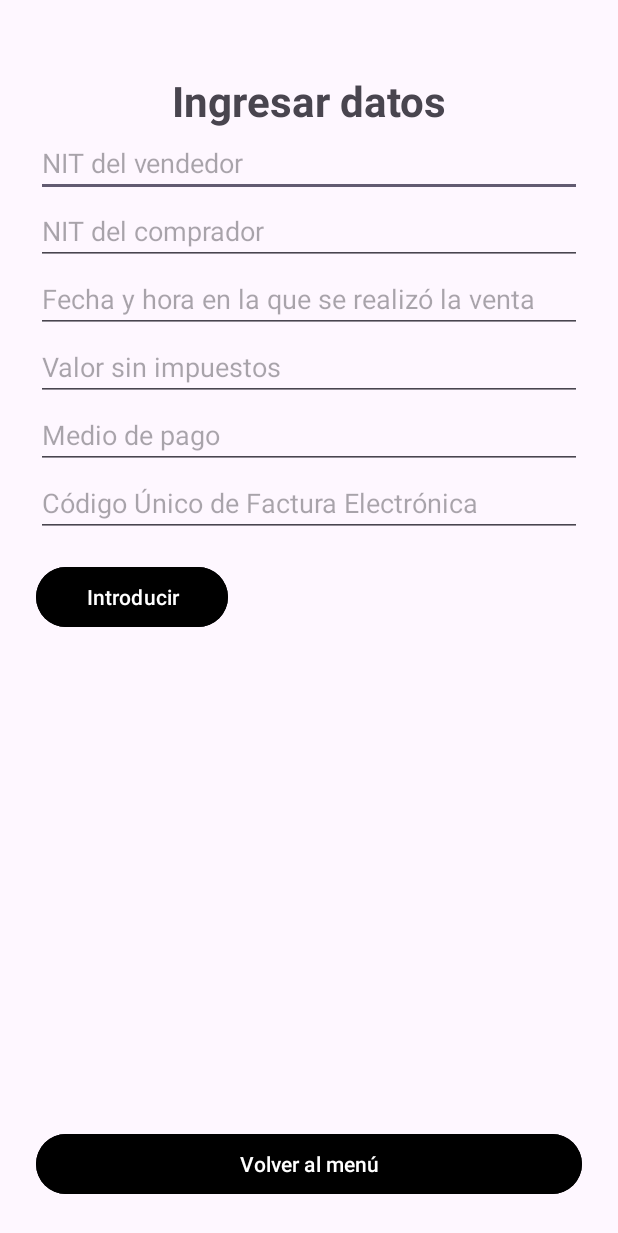
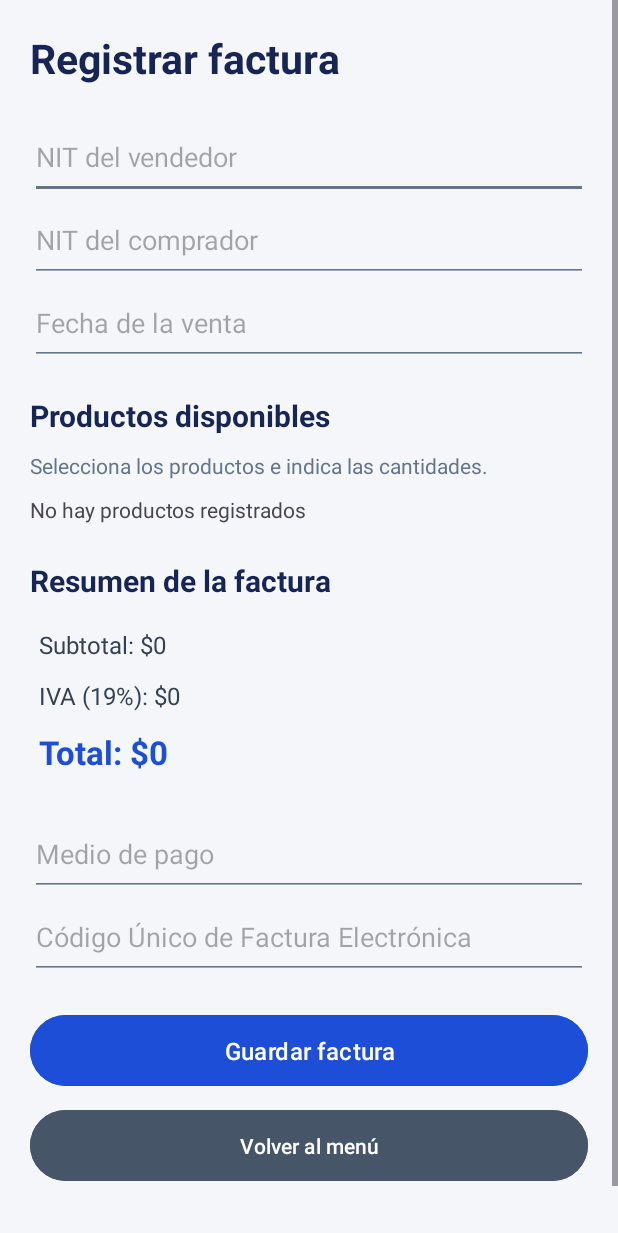
Before and after one commit to UPBMadrid/Arvex, an Android app: the Facturas_firebase screen opened directly, with no data from a screen before it, on a phone screen of 412 x 824 dp. Shown: the top 1233 px of the screen. Run offline under Robolectric (Android 15) with nearby library versions, the phone set to English and light mode, and no system bars; our stand-ins replace Firebase (no records; nobody signed in at launch, a user with empty details on screens opened directly).

Commit message:
improved productos

```diff
--- a/app/src/main/res/layout/facturas_ingreso_layout.xml
+++ b/app/src/main/res/layout/facturas_ingreso_layout.xml
@@ -1,94 +1,156 @@
 <?xml version="1.0" encoding="utf-8"?>
-<androidx.constraintlayout.widget.ConstraintLayout xmlns:android="http://schemas.android.com/apk/res/android"
-    xmlns:app="http://schemas.android.com/apk/res-auto"
-    xmlns:tools="http://schemas.android.com/tools"
+<ScrollView xmlns:android="http://schemas.android.com/apk/res/android"
     android:layout_width="match_parent"
     android:layout_height="match_parent"
+    android:background="#F4F6FA"
+    android:fillViewport="true">
+
+    <LinearLayout
+        android:layout_width="match_parent"
+        android:layout_height="wrap_content"
         android:orientation="vertical"
-    android:padding="24dp"
-    android:gravity="center">
+        android:padding="20dp">
 
         <TextView
-        android:id="@+id/textView"
-        android:layout_width="wrap_content"
+            android:layout_width="match_parent"
             android:layout_height="wrap_content"
-        android:layout_marginTop="24dp"
-        android:text="Ingresar datos"
-        android:textSize="28sp"
+            android:text="Registrar factura"
+            android:textColor="#172554"
+            android:textSize="27sp"
             android:textStyle="bold"
-        app:layout_constraintEnd_toEndOf="parent"
-        app:layout_constraintStart_toStartOf="parent"
-        app:layout_constraintTop_toTopOf="parent" />
+            android:layout_marginBottom="20dp"/>
 
         <EditText
             android:id="@+id/etNITV"
             android:layout_width="match_parent"
-        android:layout_height="wrap_content"
+            android:layout_height="55dp"
             android:hint="NIT del vendedor"
-        android:inputType="textPersonName"
-        app:layout_constraintTop_toBottomOf="@+id/textView" />
+            android:inputType="text"
+            android:backgroundTint="#64748B"/>
 
         <EditText
             android:id="@+id/etNITC"
             android:layout_width="match_parent"
-        android:layout_height="wrap_content"
+            android:layout_height="55dp"
             android:hint="NIT del comprador"
-        android:inputType="textPersonName"
-        app:layout_constraintTop_toBottomOf="@+id/etNITV"/>
+            android:inputType="text"
+            android:backgroundTint="#64748B"/>
+
         <EditText
             android:id="@+id/etFecha"
             android:layout_width="match_parent"
-        android:layout_height="wrap_content"
-        android:hint="Fecha y hora en la que se realizó la venta"
-        android:inputType="textPersonName"
-        app:layout_constraintTop_toBottomOf="@+id/etNITC"/>
-    <EditText
-        android:id="@+id/etvalorSI"
+            android:layout_height="55dp"
+            android:hint="Fecha de la venta"
+            android:inputType="datetime"
+            android:backgroundTint="#64748B"/>
+
+        <TextView
             android:layout_width="match_parent"
             android:layout_height="wrap_content"
-        android:hint="Valor sin impuestos"
-        android:inputType="textPersonName"
-        app:layout_constraintTop_toBottomOf="@+id/etFecha"/>
+            android:text="Productos disponibles"
+            android:textSize="20sp"
+            android:textStyle="bold"
+            android:textColor="#172554"
+            android:layout_marginTop="20dp"
+            android:layout_marginBottom="10dp"/>
+
+        <TextView
+            android:layout_width="match_parent"
+            android:layout_height="wrap_content"
+            android:text="Selecciona los productos e indica las cantidades."
+            android:textColor="#64748B"
+            android:textSize="14sp"
+            android:layout_marginBottom="10dp"/>
+
+        <!-- Aquí aparecerán los productos de Firebase -->
+        <LinearLayout
+            android:id="@+id/llProductos"
+            android:layout_width="match_parent"
+            android:layout_height="wrap_content"
+            android:orientation="vertical"/>
+
+        <TextView
+            android:layout_width="match_parent"
+            android:layout_height="wrap_content"
+            android:text="Resumen de la factura"
+            android:textColor="#172554"
+            android:textSize="20sp"
+            android:textStyle="bold"
+            android:layout_marginTop="24dp"
+            android:layout_marginBottom="12dp"/>
+
+        <TextView
+            android:id="@+id/tvSubtotal"
+            android:layout_width="match_parent"
+            android:layout_height="wrap_content"
+            android:text="Subtotal: $0"
+            android:textSize="16sp"
+            android:textColor="#334155"
+            android:padding="6dp"/>
+
+        <TextView
+            android:id="@+id/tvIVA"
+            android:layout_width="match_parent"
+            android:layout_height="wrap_content"
+            android:text="IVA (19%): $0"
+            android:textSize="16sp"
+            android:textColor="#334155"
+            android:padding="6dp"/>
+
+        <TextView
+            android:id="@+id/tvTotal"
+            android:layout_width="match_parent"
+            android:layout_height="wrap_content"
+            android:text="Total: $0"
+            android:textSize="22sp"
+            android:textStyle="bold"
+            android:textColor="#1D4ED8"
+            android:padding="6dp"/>
+
         <EditText
             android:id="@+id/etMedioP"
             android:layout_width="match_parent"
-        android:layout_height="wrap_content"
+            android:layout_height="55dp"
             android:hint="Medio de pago"
-        android:inputType="textPersonName"
-        app:layout_constraintTop_toBottomOf="@+id/etvalorSI"/>
+            android:inputType="textCapSentences"
+            android:backgroundTint="#64748B"
+            android:layout_marginTop="20dp"/>
+
         <EditText
             android:id="@+id/etCUFE"
             android:layout_width="match_parent"
-        android:layout_height="wrap_content"
+            android:layout_height="55dp"
             android:hint="Código Único de Factura Electrónica"
-        android:inputType="textPersonName"
-        app:layout_constraintTop_toBottomOf="@+id/etMedioP"/>
+            android:inputType="text"
+            android:backgroundTint="#64748B"/>
+
         <Button
             android:id="@+id/btnIntroducir"
-        android:layout_width="128dp"
-        android:layout_height="48dp"
-        android:layout_marginTop="16dp"
-        android:text="Introducir"
-        android:backgroundTint="@color/black"
-        app:layout_constraintStart_toStartOf="parent"
-        app:layout_constraintTop_toBottomOf="@+id/etCUFE" />
+            android:layout_width="match_parent"
+            android:layout_height="55dp"
+            android:text="Guardar factura"
+            android:textAllCaps="false"
+            android:textSize="16sp"
+            android:backgroundTint="#1D4ED8"
+            android:layout_marginTop="20dp"/>
 
         <Button
             android:id="@+id/btnMenu"
             android:layout_width="match_parent"
-        android:layout_height="wrap_content"
+            android:layout_height="55dp"
             android:text="Volver al menú"
-        android:backgroundTint="@color/black"
-        app:layout_constraintBottom_toBottomOf="parent"
-        app:layout_constraintStart_toStartOf="parent" />
+            android:textAllCaps="false"
+            android:backgroundTint="#475569"
+            android:layout_marginTop="8dp"/>
 
         <TextView
             android:id="@+id/tvEstado2"
-        android:layout_width="wrap_content"
+            android:layout_width="match_parent"
             android:layout_height="wrap_content"
-        android:textSize="18sp"
-        app:layout_constraintBottom_toTopOf="@+id/btnMenu"
-        app:layout_constraintEnd_toEndOf="parent"
-        app:layout_constraintStart_toStartOf="parent"
-        app:layout_constraintTop_toBottomOf="@+id/etCUFE" />
-</androidx.constraintlayout.widget.ConstraintLayout>
+            android:textSize="14sp"
+            android:gravity="center"
+            android:layout_marginTop="12dp"
+            android:layout_marginBottom="16dp"/>
+
+    </LinearLayout>
+</ScrollView>
```
Also changed, not shown: app/src/main/java/com/example/arvex/Factura.kt (+9 -0 lines), app/src/main/java/com/example/arvex/Factura_Adaptador.kt (+74 -33 lines), app/src/main/java/com/example/arvex/Facturas_firebase.kt (+219 -20 lines), app/src/main/java/com/example/arvex/RegistroFacturasActivity.kt (+8 -8 lines). Lines whose indentation alone changed are shown as unchanged.
